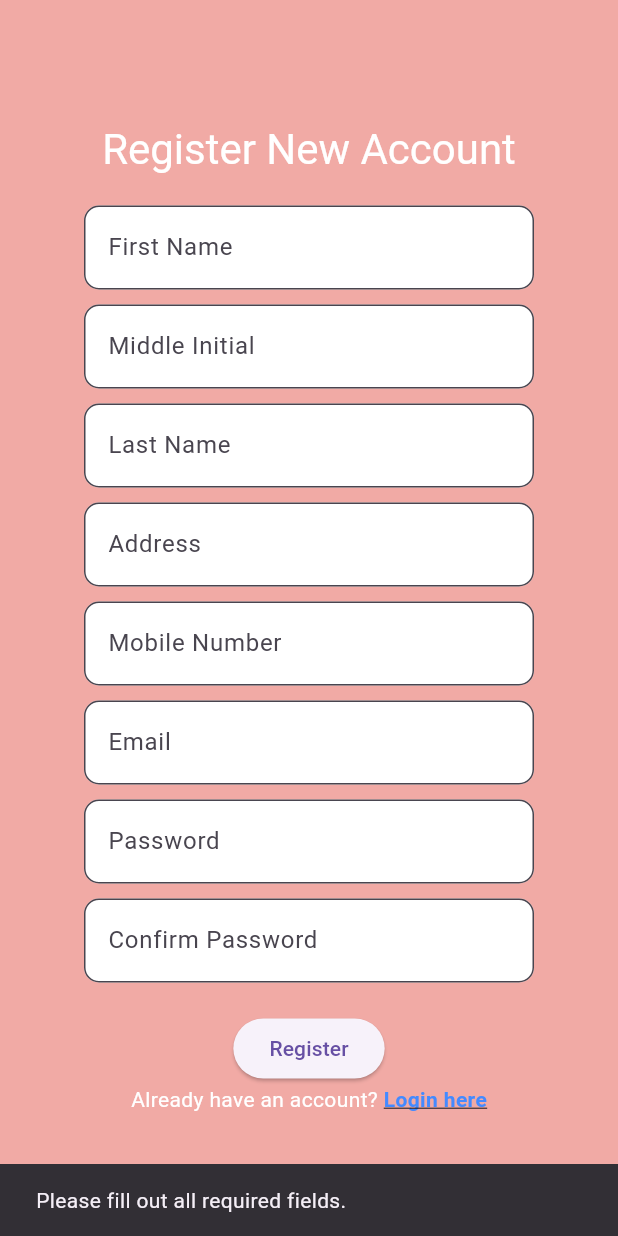
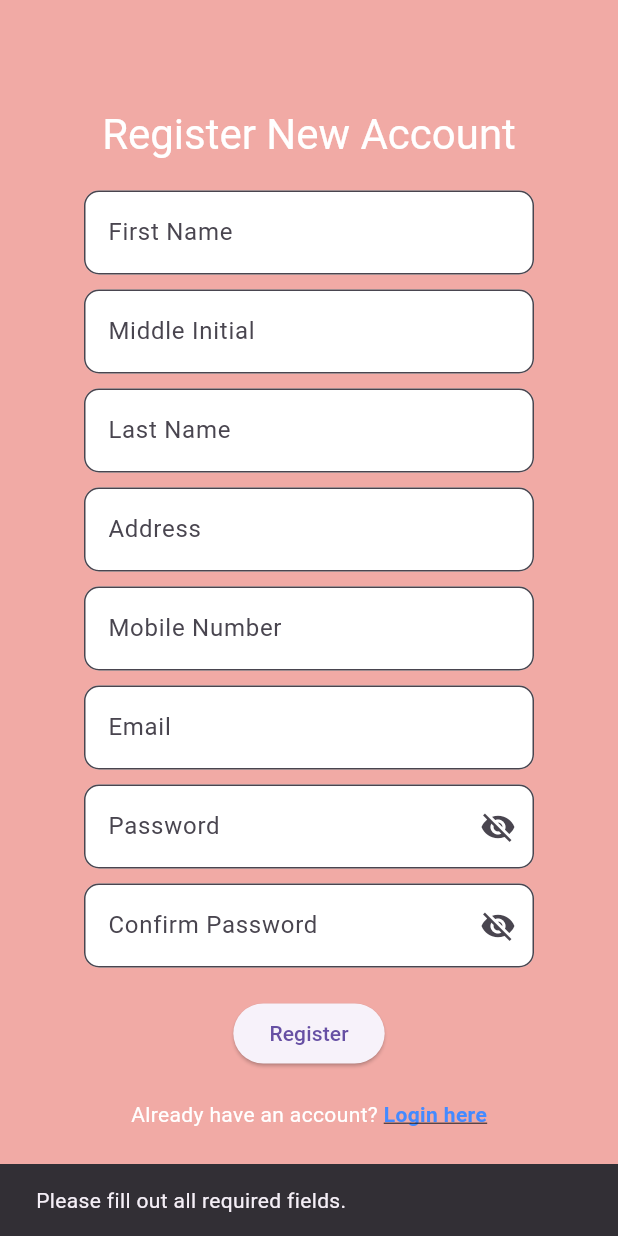
Before and after one commit to JayMatt21/ARlens, a Flutter app: the RegisterPage screen opened by its route, after a tap on "Register", on a phone screen of 412 x 824 dp. Run offline on Flutter 3.47's test engine with Material 3 defaults, Android fonts, the phone set to English and light mode, and no system bars; our stand-ins replace equatable, flutter_bloc, flutter_screenutil, flutter_secure_storage, get_it, go_router and 2 more; accounts and stored records are empty.

Commit message:
added password visibility

```diff
--- a/lib/presentation/pages/register_page.dart
+++ b/lib/presentation/pages/register_page.dart
@@ -21,6 +21,8 @@ class _RegisterPageState extends State<RegisterPage> {
 
   final supabase = Supabase.instance.client;
   bool _isLoading = false;
+  bool _showPassword = false;
+  bool _showConfirmPassword = false;
 
   @override
   Widget build(BuildContext context) {
@@ -51,9 +53,13 @@ class _RegisterPageState extends State<RegisterPage> {
               const SizedBox(height: 10),
               buildFieldBox(emailController, 'Email', keyboardType: TextInputType.emailAddress),
               const SizedBox(height: 10),
-              buildFieldBox(passwordController, 'Password', obscureText: true),
+              buildPasswordBox(passwordController, 'Password', _showPassword, () {
+                setState(() => _showPassword = !_showPassword);
+              }),
               const SizedBox(height: 10),
-              buildFieldBox(confirmPasswordController, 'Confirm Password', obscureText: true),
+              buildPasswordBox(confirmPasswordController, 'Confirm Password', _showConfirmPassword, () {
+                setState(() => _showConfirmPassword = !_showConfirmPassword);
+              }),
 
               const SizedBox(height: 20),
               _isLoading
@@ -62,6 +68,8 @@ class _RegisterPageState extends State<RegisterPage> {
                       onPressed: () => registerUser(context),
                       child: const Text('Register'),
                     ),
+              const SizedBox(height: 20),
+
               Row(
                 mainAxisAlignment: MainAxisAlignment.center,
                 children: [
@@ -114,6 +122,34 @@ class _RegisterPageState extends State<RegisterPage> {
       ),
     );
   }
+  Widget buildPasswordBox(
+    TextEditingController controller,
+    String label,
+    bool isVisible,
+    VoidCallback onToggle,
+  ) {
+    return SizedBox(
+      width: 300,
+      child: TextField(
+        controller: controller,
+        obscureText: !isVisible,
+        decoration: InputDecoration(
+          labelText: label,
+          filled: true,
+          fillColor: Colors.white,
+          border: OutlineInputBorder(
+            borderRadius: BorderRadius.circular(10),
+          ),
+          suffixIcon: IconButton(
+            icon: Icon(
+              isVisible ? Icons.visibility : Icons.visibility_off,
+            ),
+            onPressed: onToggle,
+          ),
+        ),
+      ),
+    );
+  }
 
   Future<void> registerUser(BuildContext context) async {
     final email = emailController.text.trim();
@@ -144,9 +180,7 @@ class _RegisterPageState extends State<RegisterPage> {
     setState(() => _isLoading = true);
 
     try {
-        final _ = await supabase
-          .from('users')
-          .insert({
+      final _ = await supabase.from('users').insert({
         'email': email,
         'first_name': firstName,
         'middle_initial': middleInitial,
@@ -163,15 +197,14 @@ class _RegisterPageState extends State<RegisterPage> {
         body: {'email': email},
       );
 
-        if (response.status != 200) {
-          throw Exception('Failed to send OTP');
+    try {
+      final status = (response as dynamic).status;
+      if (status != 200) {
+        throw Exception('Failed to send OTP (status $status)');
       }
+    } catch (_) {}
 
-        Navigator.pushReplacementNamed(
-          context,
-          '/verify-otp',
-          arguments: email,
-        );
+      context.go('/verify-otp', extra: email);
     } catch (e) {
       _showSnackBar(context, 'Registration error: $e');
     } finally {
@@ -179,24 +212,27 @@ class _RegisterPageState extends State<RegisterPage> {
     }
   }
 
-
     Future<String> _getDefaultRoleId() async {
+      try {
         final role = await supabase
             .from('roles')
             .select('id')
             .eq('name', 'User')
             .single();
 
-    if (role['id'] == null) {
+        final id = role['id'];
+        if (id == null) {
           throw Exception('Default role not found');
         }
-
-    return role['id'];
+        return id as String;
+      } on PostgrestException catch (e) {
+        throw Exception('Database error while fetching role: ${e.message}');
+      } catch (e) {
+        throw Exception('Unexpected error while fetching role: $e');
+      }
     }
 
   void _showSnackBar(BuildContext context, String message) {
-    ScaffoldMessenger.of(context).showSnackBar(
-      SnackBar(content: Text(message)),
-    );
+    ScaffoldMessenger.of(context).showSnackBar(SnackBar(content: Text(message)));
   }
 }
```
Lines whose indentation alone changed are shown as unchanged.
